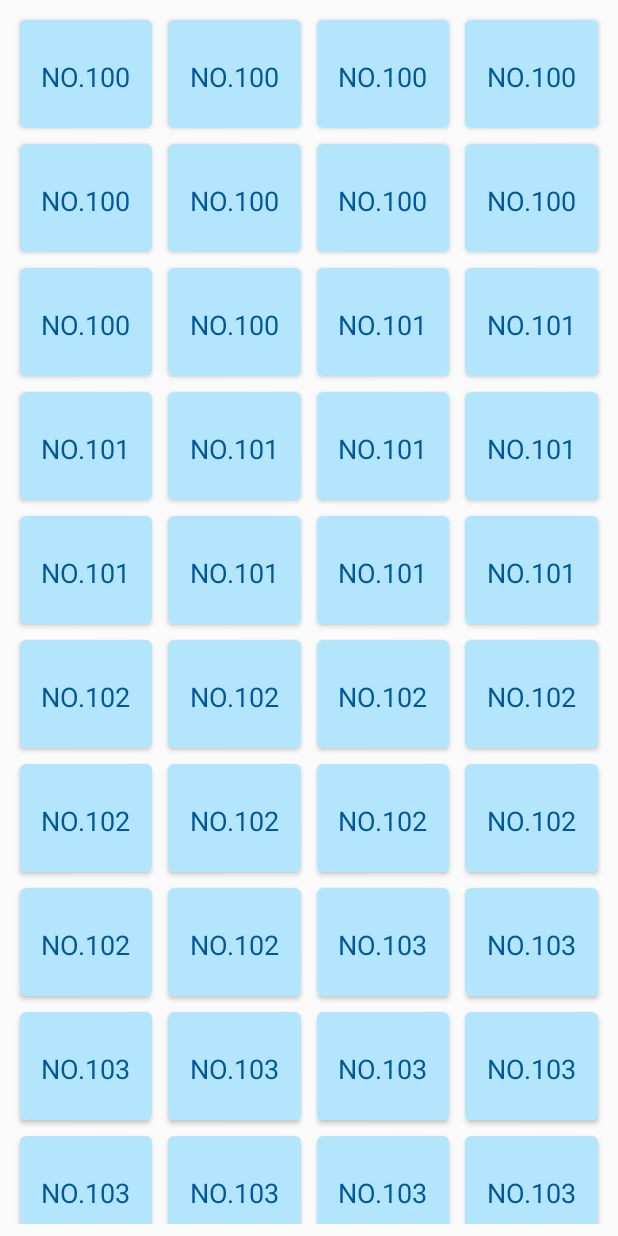
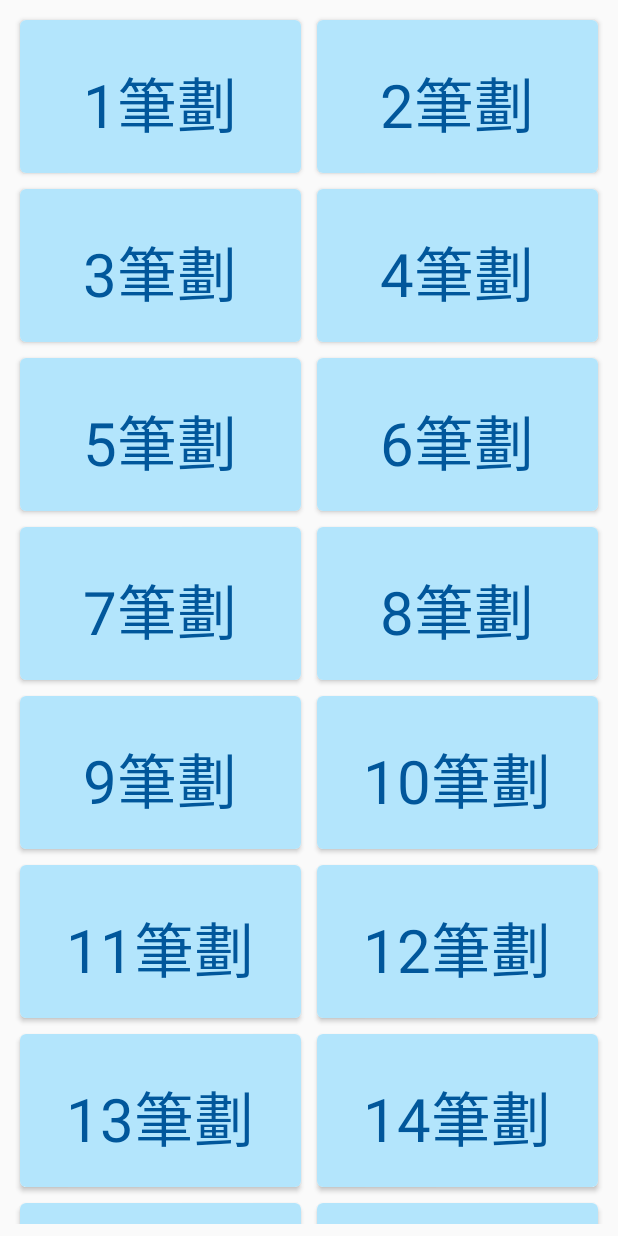
Before and after one commit to ZN1115/Practice-writing, an Android app: the SortWord screen opened directly, with no data from a screen before it, on a phone screen of 412 x 824 dp. Run offline under Robolectric (Android 15) with nearby library versions, the phone set to English and light mode, and no system bars.

Commit message:
three commit

```diff
--- a/app/src/main/java/com/example/zn/practicewriting/MyAdapter.java
+++ b/app/src/main/java/com/example/zn/practicewriting/MyAdapter.java
@@ -6,14 +6,14 @@ import android.view.View;
 import android.view.ViewGroup;
 import android.widget.TextView;
 
-import java.util.LinkedHashMap;
+import java.util.ArrayList;
 
 public class MyAdapter extends RecyclerView.Adapter<MyAdapter.ViewHolder> {
 
-    private LinkedHashMap<Integer,String> mData;
 
-    MyAdapter(LinkedHashMap<Integer,String> data) {
-        mData = data;
+    ArrayList<String> mData;
+    MyAdapter(ArrayList<String> data) {
+        mData=data;
     }
 
     // 建立ViewHolder
@@ -32,14 +32,14 @@ public class MyAdapter extends RecyclerView.Adapter<MyAdapter.ViewHolder> {
     public ViewHolder onCreateViewHolder(ViewGroup parent, int viewType) {
         // 連結項目布局檔list_item
         View view = LayoutInflater.from(parent.getContext())
-                .inflate(R.layout.item, parent, false);
+                .inflate(R.layout.item_word, parent, false);
         return new ViewHolder(view);
     }
 
     @Override
     public void onBindViewHolder(ViewHolder holder, int position) {
         // 設置txtItem要顯示的內容
-        holder.txtItem.setText(mData.get(position+1));
+        holder.txtItem.setText(mData.get(position));
 
     }
 
--- a/app/src/main/java/com/example/zn/practicewriting/SortWord.java
+++ b/app/src/main/java/com/example/zn/practicewriting/SortWord.java
@@ -6,47 +6,44 @@ import android.support.v7.widget.GridLayoutManager;
 import android.support.v7.widget.RecyclerView;
 import android.view.View;
 
+import java.util.ArrayList;
+import java.util.HashSet;
+import java.util.Iterator;
 import java.util.LinkedHashMap;
+import java.util.Set;
 
 public class SortWord extends Activity {
 
 
     private RecyclerView recycler_view;
     private MyAdapter adapter;
-    private LinkedHashMap<Integer,String> mData = new LinkedHashMap<>();
+    private ArrayList<String> DataSize;
+
 
     @Override
     protected void onCreate(Bundle savedInstanceState) {
         super.onCreate(savedInstanceState);
         setContentView(R.layout.create_recycleview);
+        DataSize=new ArrayList<>();
 
         // 準備資料，塞50個項目到ArrayList裡
-        for (int i = 1; i <= 50; i++) {
-            if(i<11)
-                mData.put(i,"NO.100");
-            else if(11 <= i && i < 21)
-                mData.put(i,"NO.101");
-            else if(21 <= i && i <31)
-                mData.put(i,"NO.102");
-            else if(31 <= i && i<41)
-                mData.put(i,"NO.103");
-            else
-                mData.put(i,"NO.104");
+        for (int i = 1; i <= 16; i++) {
+            DataSize.add(String.valueOf(i)+"筆劃");
+        }
+        for(int i=0;i<DataSize.size();i++){
+            System.out.println(DataSize.get(i));
         }
 
-        for(int number : mData.keySet()){
-            System.out.println(number + " : "+mData.get(number));
-        }
 
         // 連結元件
         recycler_view = (RecyclerView) findViewById(R.id.RecycleView);
         // 設置RecyclerView為列表型態
-        GridLayoutManager layoutManager = new GridLayoutManager(this, 4);
+        GridLayoutManager layoutManager = new GridLayoutManager(this, 2);
         recycler_view.setLayoutManager(layoutManager);
 
 
         // 將資料交給adapter
-        adapter = new MyAdapter(mData);
+        adapter = new MyAdapter(DataSize);
         // 設置adapter給recycler_view
         recycler_view.setAdapter(adapter);
     }
--- a/app/src/main/res/layout/activity_main.xml
+++ b/app/src/main/res/layout/activity_main.xml
@@ -5,7 +5,7 @@
     android:layout_width="match_parent"
     android:layout_height="match_parent"
     android:layout_alignParentBottom="true"
-    android:background="@color/colorBlockGray"
+    android:background="@color/background"
     android:orientation="horizontal">
 
     <ImageButton
@@ -18,13 +18,13 @@
         android:background="@drawable/draw_circle"
 
         android:scaleType="centerInside"
-        android:src="@drawable/video_player_icon_32"
+        android:src="@drawable/video_pen_icon"
         app:layout_constraintBottom_toBottomOf="parent"
         app:layout_constraintEnd_toStartOf="@+id/guideline"
         app:layout_constraintHorizontal_bias="1.0"
         app:layout_constraintStart_toStartOf="parent"
         app:layout_constraintTop_toTopOf="parent"
-        app:layout_constraintVertical_bias="0.498" />
+        app:layout_constraintVertical_bias="0.38" />
 
     <ImageButton
         android:id="@+id/bt_main_write"
@@ -38,13 +38,13 @@
         android:background="@drawable/draw_circle"
         android:onClick="To_Write"
         android:scaleType="centerInside"
-        android:src="@drawable/video_player_icon_32"
+        android:src="@drawable/video_player_icon4"
         app:layout_constraintBottom_toBottomOf="parent"
         app:layout_constraintEnd_toEndOf="parent"
         app:layout_constraintHorizontal_bias="0.0"
         app:layout_constraintStart_toStartOf="@+id/guideline"
         app:layout_constraintTop_toTopOf="parent"
-        app:layout_constraintVertical_bias="0.498" />
+        app:layout_constraintVertical_bias="0.38" />
 
     <android.support.constraint.Guideline
         android:id="@+id/guideline"
--- a/app/src/main/res/layout/item.xml
+++ b/app/src/main/res/layout/item.xml
@@ -1,30 +1,6 @@
 <?xml version="1.0" encoding="utf-8"?>
-<android.support.v7.widget.CardView
-    xmlns:tools="http://schemas.android.com/tools"
-    xmlns:android="http://schemas.android.com/apk/res/android"
-    xmlns:card_view="http://schemas.android.com/apk/res-auto"
-    android:id="@+id/card_view"
-    android:layout_gravity="center"
-    android:layout_width="match_parent"
-    android:layout_height="72dp"
-    card_view:cardCornerRadius="4dp"
-    android:layout_margin="5dp"
-    android:onClick="myItemClick">
+<android.support.constraint.ConstraintLayout
+    xmlns:android="http://schemas.android.com/apk/res/android" android:layout_width="match_parent"
+    android:layout_height="match_parent">
 
-    <LinearLayout
-        android:layout_width="match_parent"
-        android:layout_height="match_parent"
-        android:orientation="vertical"
-        android:background="@drawable/light_blue_background">
-
-        <TextView
-            android:id="@+id/txtItem"
-            android:layout_width="wrap_content"
-            android:layout_height="match_parent"
-            android:layout_gravity="center"
-            android:paddingTop="25dp"
-            android:textAppearance="?android:attr/textAppearanceMedium"
-            android:textColor="@color/light_blue_900"
-            tools:text="0" />
-    </LinearLayout>
-</android.support.v7.widget.CardView>
+</android.support.constraint.ConstraintLayout>
--- /dev/null
+++ b/app/src/main/res/layout/item_word.xml
@@ -0,0 +1,31 @@
+<?xml version="1.0" encoding="utf-8"?>
+<android.support.v7.widget.CardView
+    xmlns:tools="http://schemas.android.com/tools"
+    xmlns:android="http://schemas.android.com/apk/res/android"
+    xmlns:card_view="http://schemas.android.com/apk/res-auto"
+    android:id="@+id/card_view"
+    android:layout_gravity="center"
+    android:layout_width="match_parent"
+    android:layout_height="102dp"
+    card_view:cardCornerRadius="4dp"
+    android:layout_margin="5dp"
+    android:onClick="myItemClick">
+
+    <LinearLayout
+        android:layout_width="match_parent"
+        android:layout_height="match_parent"
+        android:orientation="vertical"
+        android:background="@drawable/light_blue_background">
+
+        <TextView
+            android:id="@+id/txtItem"
+            android:layout_width="wrap_content"
+            android:layout_height="match_parent"
+            android:layout_gravity="center"
+            android:paddingTop="25dp"
+            android:textAppearance="?android:attr/textAppearanceMedium"
+            android:textColor="@color/light_blue_900"
+            android:textSize="40dp"
+            tools:text="0" />
+    </LinearLayout>
+</android.support.v7.widget.CardView>
--- a/app/src/main/res/values/colors.xml
+++ b/app/src/main/res/values/colors.xml
@@ -5,6 +5,7 @@
     <color name="colorAccent">#FF4081</color>
     <color name="colorGray">#B7B7B7</color>
     <color name="colorBlockGray">#F6F6F6</color>
+    <color name="background">#1e1e1e</color>
 
     <color name="light_blue_100">#B3E5FC</color>
     <color name="light_blue_300">#4FC3F7</color>
```
Also changed, not shown: app/src/main/res/drawable/video_pen_icon.png (added), app/src/main/res/drawable/video_player_icon4.png (added).
